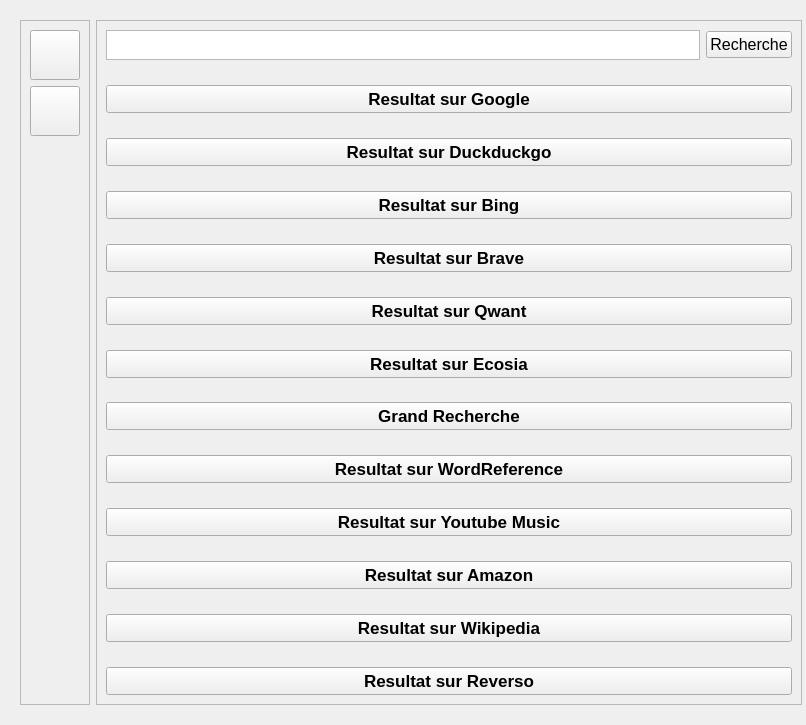
Qt form carrerainterface.ui (Arrera-Software/Arrera-Interface) before a commit.
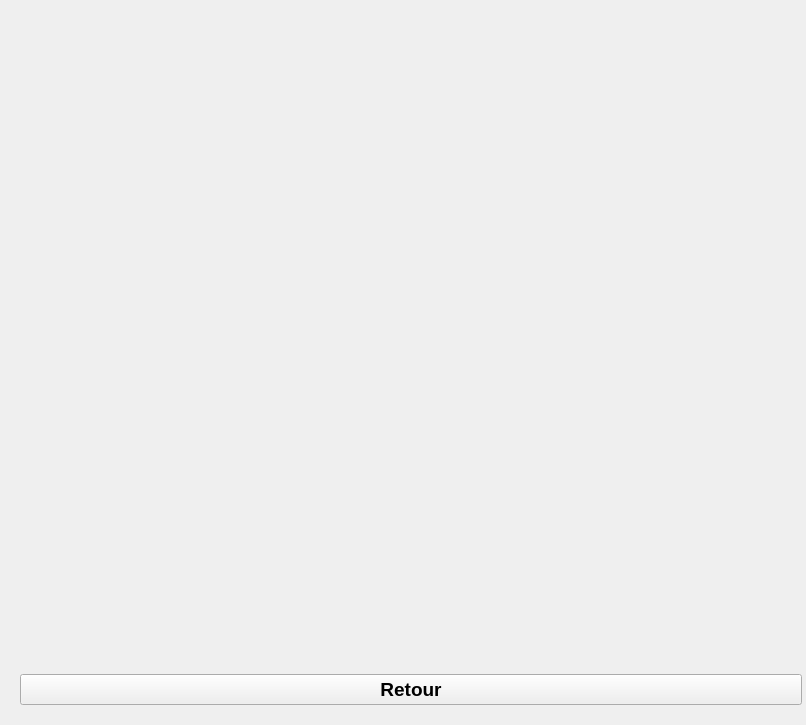
The same form after that commit. Icons and pictures are not drawn.

Commit message: Ajout interface historrique

Patch:
```diff
--- a/carrerainterface.ui
+++ b/carrerainterface.ui
@@ -33,7 +33,7 @@
       </size>
      </property>
      <property name="currentIndex">
-      <number>3</number>
+      <number>4</number>
      </property>
      <widget class="QWidget" name="Mainpage">
       <layout class="QVBoxLayout" name="verticalLayout_2">
@@ -1294,6 +1294,38 @@
        </item>
       </layout>
      </widget>
+     <widget class="QWidget" name="PageRechercheHist">
+      <layout class="QVBoxLayout" name="verticalLayout_6">
+       <item>
+        <widget class="QLabel" name="IDC_LRECHERCHEHIST">
+         <property name="font">
+          <font>
+           <pointsize>12</pointsize>
+          </font>
+         </property>
+         <property name="text">
+          <string/>
+         </property>
+         <property name="alignment">
+          <set>Qt::AlignLeading|Qt::AlignLeft|Qt::AlignTop</set>
+         </property>
+        </widget>
+       </item>
+       <item>
+        <widget class="QPushButton" name="IDC_RETOURHISTRECHERCHE">
+         <property name="font">
+          <font>
+           <pointsize>14</pointsize>
+           <bold>true</bold>
+          </font>
+         </property>
+         <property name="text">
+          <string>Retour</string>
+         </property>
+        </widget>
+       </item>
+      </layout>
+     </widget>
     </widget>
    </item>
   </layout>
```
The commit also changes 3 other files.
